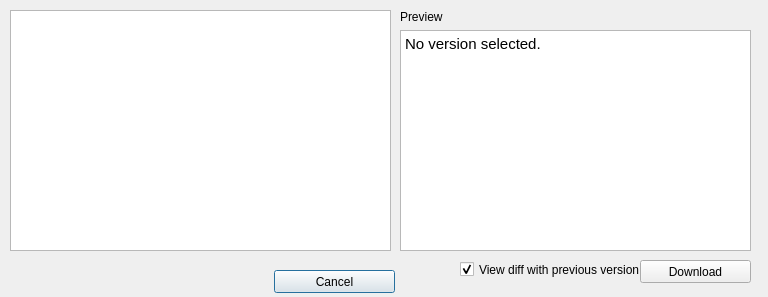
pyridine/LAWRENTIAN, file LAWRENTIAN/LuD/copyhistorywindow.ui: the form before one commit.
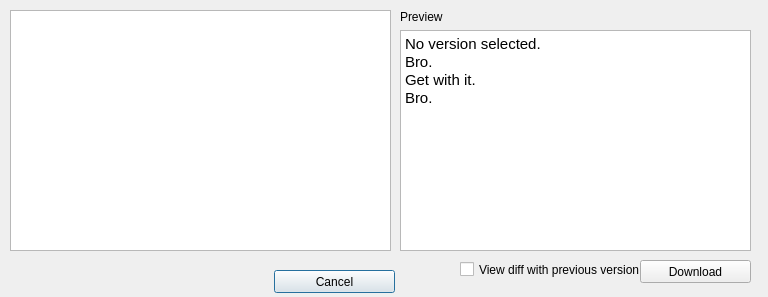
The form after the commit.

The edit to the form file:
```diff
--- a/LAWRENTIAN/LuD/copyhistorywindow.ui
+++ b/LAWRENTIAN/LuD/copyhistorywindow.ui
@@ -82,10 +82,16 @@
 &lt;html&gt;&lt;head&gt;&lt;meta name=&quot;qrichtext&quot; content=&quot;1&quot; /&gt;&lt;style type=&quot;text/css&quot;&gt;
 p, li { white-space: pre-wrap; }
 &lt;/style&gt;&lt;/head&gt;&lt;body style=&quot; font-family:'MS Shell Dlg 2'; font-size:8.25pt; font-weight:400; font-style:normal;&quot;&gt;
-&lt;p style=&quot; margin-top:0px; margin-bottom:0px; margin-left:0px; margin-right:0px; -qt-block-indent:0; text-indent:0px;&quot;&gt;&lt;span style=&quot; font-size:11pt;&quot;&gt;No version selected.&lt;/span&gt;&lt;/p&gt;&lt;/body&gt;&lt;/html&gt;</string>
+&lt;p style=&quot; margin-top:0px; margin-bottom:0px; margin-left:0px; margin-right:0px; -qt-block-indent:0; text-indent:0px;&quot;&gt;&lt;span style=&quot; font-size:11pt;&quot;&gt;No version selected.&lt;/span&gt;&lt;/p&gt;
+&lt;p style=&quot; margin-top:0px; margin-bottom:0px; margin-left:0px; margin-right:0px; -qt-block-indent:0; text-indent:0px;&quot;&gt;&lt;span style=&quot; font-size:11pt;&quot;&gt;Bro.&lt;/span&gt;&lt;/p&gt;
+&lt;p style=&quot; margin-top:0px; margin-bottom:0px; margin-left:0px; margin-right:0px; -qt-block-indent:0; text-indent:0px;&quot;&gt;&lt;span style=&quot; font-size:11pt;&quot;&gt;Get with it.&lt;/span&gt;&lt;/p&gt;
+&lt;p style=&quot; margin-top:0px; margin-bottom:0px; margin-left:0px; margin-right:0px; -qt-block-indent:0; text-indent:0px;&quot;&gt;&lt;span style=&quot; font-size:11pt;&quot;&gt;Bro.&lt;/span&gt;&lt;/p&gt;&lt;/body&gt;&lt;/html&gt;</string>
    </property>
   </widget>
   <widget class="QCheckBox" name="ifDifCheckBox">
+   <property name="enabled">
+    <bool>true</bool>
+   </property>
    <property name="geometry">
     <rect>
      <x>460</x>
@@ -98,7 +104,7 @@
     <string>View diff with previous version</string>
    </property>
    <property name="checked">
-    <bool>true</bool>
+    <bool>false</bool>
    </property>
   </widget>
  </widget>
```
